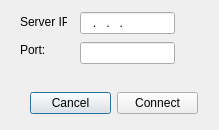
Qt form src/env/menus/dlgconnection.ui (DC2012/DC2012) before a commit.
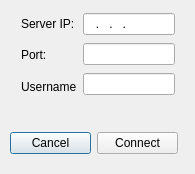
The same form after that commit.

Commit message: Added Username Field to dlgConnection

```diff
--- a/src/env/menus/dlgconnection.ui
+++ b/src/env/menus/dlgconnection.ui
@@ -6,8 +6,8 @@
    <rect>
     <x>0</x>
     <y>0</y>
-    <width>219</width>
-    <height>130</height>
+    <width>195</width>
+    <height>174</height>
    </rect>
   </property>
   <property name="windowTitle">
@@ -16,60 +16,8 @@
   <widget class="QWidget" name="layoutWidget">
    <property name="geometry">
     <rect>
-     <x>80</x>
-     <y>10</y>
-     <width>95</width>
-     <height>56</height>
-    </rect>
-   </property>
-   <layout class="QVBoxLayout" name="verticalLayout">
-    <item>
-     <widget class="QLineEdit" name="lineServerIP">
-      <property name="inputMask">
-       <string>000.000.000.000; </string>
-      </property>
-     </widget>
-    </item>
-    <item>
-     <widget class="QLineEdit" name="lineServerPort">
-      <property name="inputMask">
-       <string>99999; </string>
-      </property>
-     </widget>
-    </item>
-   </layout>
-  </widget>
-  <widget class="QWidget" name="layoutWidget">
-   <property name="geometry">
-    <rect>
-     <x>20</x>
-     <y>10</y>
-     <width>47</width>
-     <height>51</height>
-    </rect>
-   </property>
-   <layout class="QVBoxLayout" name="verticalLayout_2">
-    <item>
-     <widget class="QLabel" name="label">
-      <property name="text">
-       <string>Server IP:</string>
-      </property>
-     </widget>
-    </item>
-    <item>
-     <widget class="QLabel" name="label_2">
-      <property name="text">
-       <string>Port:</string>
-      </property>
-     </widget>
-    </item>
-   </layout>
-  </widget>
-  <widget class="QWidget" name="layoutWidget">
-   <property name="geometry">
-    <rect>
-     <x>30</x>
-     <y>90</y>
+     <x>10</x>
+     <y>130</y>
      <width>168</width>
      <height>26</height>
     </rect>
@@ -91,6 +39,64 @@
     </item>
    </layout>
   </widget>
+  <widget class="QWidget" name="">
+   <property name="geometry">
+    <rect>
+     <x>21</x>
+     <y>11</y>
+     <width>154</width>
+     <height>88</height>
+    </rect>
+   </property>
+   <layout class="QHBoxLayout" name="horizontalLayout_2">
+    <item>
+     <layout class="QVBoxLayout" name="verticalLayout_2">
+      <item>
+       <widget class="QLabel" name="label">
+        <property name="text">
+         <string>Server IP:</string>
+        </property>
+       </widget>
+      </item>
+      <item>
+       <widget class="QLabel" name="label_2">
+        <property name="text">
+         <string>Port:</string>
+        </property>
+       </widget>
+      </item>
+      <item>
+       <widget class="QLabel" name="label_3">
+        <property name="text">
+         <string>Username</string>
+        </property>
+       </widget>
+      </item>
+     </layout>
+    </item>
+    <item>
+     <layout class="QVBoxLayout" name="verticalLayout">
+      <item>
+       <widget class="QLineEdit" name="lineServerIP">
+        <property name="inputMask">
+         <string>000.000.000.000; </string>
+        </property>
+       </widget>
+      </item>
+      <item>
+       <widget class="QLineEdit" name="lineServerPort">
+        <property name="inputMask">
+         <string>99999; </string>
+        </property>
+       </widget>
+      </item>
+      <item>
+       <widget class="QLineEdit" name="lineEdit"/>
+      </item>
+     </layout>
+    </item>
+   </layout>
+  </widget>
  </widget>
  <resources/>
  <connections>
```
Left out of the diff: 2 changed lines with no effect on the pictures. The commit also changes 3 other files.
